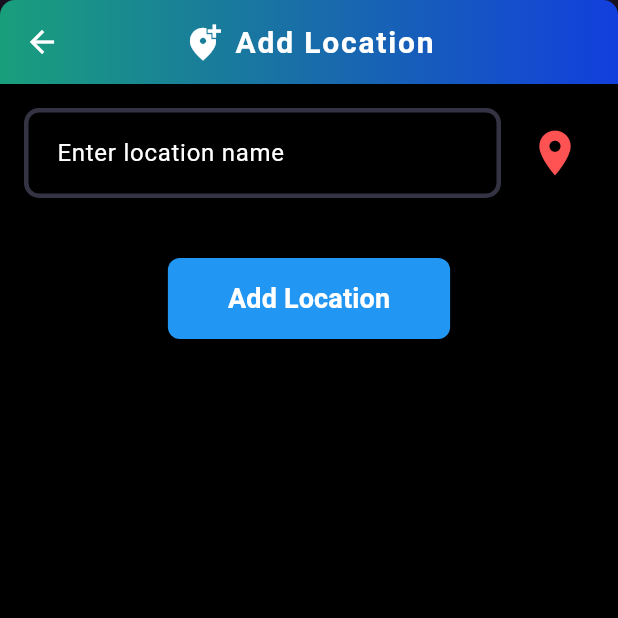
After one commit to EdrinBiju/EvoRoute, a Flutter app: the AdminPage screen opened by its route, after a tap on "Add Location", on a phone screen of 412 x 824 dp, the top half of it. The commit adds this screen. Run offline on Flutter 3.47's test engine with Material 3 defaults, Android fonts, the phone set to English and light mode, and no system bars; our stand-ins replace flutter_map, geolocator, latlong2; missing offline and left inert: flutter_map_cancellable_tile_provider.

Commit message:
updated admin panel

```diff
--- /dev/null
+++ b/frontend/lib/Pages/Admin/addlocation.dart
@@ -0,0 +1,209 @@
+import 'package:flutter/material.dart';
+import 'package:flutter_map/flutter_map.dart';
+import 'package:frontend/core/theme/theme.dart';
+import 'package:latlong2/latlong.dart';
+import 'package:frontend/core/constants/constant.dart';
+import 'package:http/http.dart' as http;
+import 'dart:convert';
+
+class AddLocationPage extends StatefulWidget {
+  @override
+  _AddLocationPageState createState() => _AddLocationPageState();
+}
+
+class _AddLocationPageState extends State<AddLocationPage> {
+  final TextEditingController _locationController = TextEditingController();
+  LatLng? _selectedLocation;
+  final MapController _mapController = MapController(); // Initialize MapController
+
+  void _openMap() async {
+    final result = await Navigator.push(
+      context,
+      MaterialPageRoute(builder: (context) => SelectLocationPage()),
+    );
+
+    if (result != null && mounted) {
+      setState(() {
+        _selectedLocation = result;
+        Future.delayed(Duration(milliseconds: 300), () {
+          _mapController.move(_selectedLocation!, 14.0); // Move map after update
+        });
+      });
+    }
+  }
+
+  void _addLocation() async {
+    if (_locationController.text.isEmpty || _selectedLocation == null) return;
+
+    final response = await http.post(
+      Uri.parse('$url/addlocation'),
+      body: jsonEncode({
+        'name': _locationController.text,
+        'latitude': _selectedLocation!.latitude,
+        'longitude': _selectedLocation!.longitude,
+      }),
+      headers: {'Content-Type': 'application/json'},
+    );
+
+    if (response.statusCode == 200) {
+      ScaffoldMessenger.of(context).showSnackBar(
+        SnackBar(content: Text('Location added successfully'), backgroundColor: Colors.green),
+      );
+      _locationController.clear();
+      setState(() => _selectedLocation = null);
+    } else {
+      ScaffoldMessenger.of(context).showSnackBar(
+        SnackBar(content: Text('Failed to add location'), backgroundColor: Colors.red),
+      );
+    }
+  }
+
+  @override
+  Widget build(BuildContext context) {
+    return Scaffold(
+      appBar: AppBar(
+        centerTitle: true,
+        elevation: 8, // Adds a subtle shadow effect
+        title: Row(
+          mainAxisSize: MainAxisSize.min, // Keeps it compact
+          children: [
+            Icon(Icons.add_location_alt, color: Colors.white, size: 26), // Bus icon
+            SizedBox(width: 8),
+            Text(
+              'Add Location',
+              style: TextStyle(fontSize: 20, fontWeight: FontWeight.bold, letterSpacing: 1.2),
+            ),
+          ],
+        ),
+        flexibleSpace: Container(
+          decoration: const BoxDecoration(
+            gradient: AppTheme.darkThemeGradient, // Maintains dark theme
+            borderRadius: BorderRadius.vertical(top: Radius.circular(10)), // Slight curve
+          ),
+        ),
+      ),
+      body: Padding(
+        padding: const EdgeInsets.all(16.0),
+        child: Column(
+          crossAxisAlignment: CrossAxisAlignment.start,
+          children: [
+            Row(
+              children: [
+                Expanded(
+                  child: TextField(
+                    controller: _locationController,
+                    decoration: InputDecoration(
+                      hintText: 'Enter location name',
+                      border: OutlineInputBorder(borderRadius: BorderRadius.circular(8)),
+                    ),
+                  ),
+                ),
+                SizedBox(width: 10),
+                IconButton(
+                  icon: Icon(Icons.location_on, color: Colors.redAccent, size: 36),
+                  onPressed: _openMap,
+                ),
+              ],
+            ),
+            SizedBox(height: 20),
+            if (_selectedLocation != null)
+              ClipRRect(
+                borderRadius: BorderRadius.circular(12),
+                child: Container(
+                  height: 400,
+                  decoration: BoxDecoration(border: Border.all(color: Colors.black12)),
+                  child: FlutterMap(
+                    mapController: _mapController, // Assign MapController here
+                    options: MapOptions(
+                      center: _selectedLocation!,
+                      zoom: 14.0,
+                    ),
+                    children: [
+                      TileLayer(
+                        urlTemplate: 'https://{s}.tile.openstreetmap.org/{z}/{x}/{y}.png',
+                        subdomains: ['a', 'b', 'c'],
+                      ),
+                      MarkerLayer(
+                        markers: [
+                          Marker(
+                            point: _selectedLocation!,
+                            width: 40,
+                            height: 40,
+                            child: Icon(Icons.location_on, color: Colors.red, size: 40),
+                          ),
+                        ],
+                      ),
+                    ],
+                  ),
+                ),
+              ),
+            SizedBox(height: 20),
+            Center(
+              child: ElevatedButton(
+                style: ElevatedButton.styleFrom(
+                  padding: EdgeInsets.symmetric(vertical: 14, horizontal: 40),
+                  shape: RoundedRectangleBorder(borderRadius: BorderRadius.circular(8)),
+                  backgroundColor: Colors.blue,
+                  foregroundColor: Colors.white,
+                ),
+                onPressed: _addLocation,
+                child: Text('Add Location', style: TextStyle(fontSize: 18, fontWeight: FontWeight.bold)),
+              ),
+            ),
+          ],
+        ),
+      ),
+    );
+  }
+}
+
+class SelectLocationPage extends StatefulWidget {
+  @override
+  _SelectLocationPageState createState() => _SelectLocationPageState();
+}
+
+class _SelectLocationPageState extends State<SelectLocationPage> {
+  LatLng? _selectedPoint;
+
+  @override
+  Widget build(BuildContext context) {
+    return Scaffold(
+      appBar: AppBar(title: Text("Select Location")),
+      body: FlutterMap(
+        options: MapOptions(
+          center: LatLng(10.8505, 76.2711),
+          zoom: 6.0,
+          onTap: (_, latLng) {
+            setState(() => _selectedPoint = latLng);
+          },
+        ),
+        children: [
+          TileLayer(
+            urlTemplate: 'https://{s}.tile.openstreetmap.org/{z}/{x}/{y}.png',
+            subdomains: ['a', 'b', 'c'],
+          ),
+          if (_selectedPoint != null)
+            MarkerLayer(
+              markers: [
+                Marker(
+                  point: _selectedPoint!,
+                  width: 40,
+                  height: 40,
+                  child: Icon(Icons.location_on, color: Colors.red, size: 40),
+                ),
+              ],
+            ),
+        ],
+      ),
+      floatingActionButton: FloatingActionButton(
+        backgroundColor: Colors.blueAccent,
+        child: Icon(Icons.check, color: Colors.white),
+        onPressed: () {
+          if (_selectedPoint != null) {
+            Navigator.pop(context, _selectedPoint);
+          }
+        },
+      ),
+    );
+  }
+}
--- a/frontend/lib/Pages/Admin/admin.dart
+++ b/frontend/lib/Pages/Admin/admin.dart
@@ -1,4 +1,5 @@
 import 'package:flutter/material.dart';
+import 'package:frontend/core/theme/theme.dart';
 
 class AdminPage extends StatelessWidget {
   const AdminPage({super.key});
@@ -7,12 +8,81 @@ class AdminPage extends StatelessWidget {
   Widget build(BuildContext context) {
     return Scaffold(
       appBar: AppBar(
-        title: const Text('Admin Page'),
-        centerTitle: true, // Centers the title
-        backgroundColor: Colors.blue, // Customize the AppBar color
+        centerTitle: true,
+        elevation: 8, // Adds depth
+        title: Row(
+          mainAxisSize: MainAxisSize.min,
+          children: [
+            Icon(Icons.admin_panel_settings_outlined, color: Colors.white, size: 26), // Admin icon
+            SizedBox(width: 8),
+            Text(
+              'Admin Dashboard',
+              style: TextStyle(fontSize: 20, fontWeight: FontWeight.bold, letterSpacing: 1.2),
+            ),
+          ],
+        ),
+        flexibleSpace: Container(
+          decoration: const BoxDecoration(
+            gradient: AppTheme.darkThemeGradient,
+            borderRadius: BorderRadius.vertical(top: Radius.circular(10)),
+          ),
+        ),
       ),
-      body: const Center(
-        child: Text(''), // Empty body
+      body: Padding(
+        padding: const EdgeInsets.all(16.0),
+        child: GridView.count(
+          crossAxisCount: 2,
+          crossAxisSpacing: 16,
+          mainAxisSpacing: 16,
+          children: [
+            _buildAdminCard(context, 'View Users', Icons.group, Colors.blue, '/viewUsers'),
+            _buildAdminCard(context, 'Add Location', Icons.add_location_alt, Colors.green, '/addLocation'),
+            _buildAdminCard(context, 'Delete Location', Icons.wrong_location, Colors.red, '/deleteLocation'),
+            _buildAdminCard(context, 'Update Location', Icons.edit_location_alt, Colors.orange, '/updateLocation'),
+            _buildAdminCard(context, 'Add Staff', Icons.person_add, Colors.green, '/addStaff'),
+            _buildAdminCard(context, 'View Staffs', Icons.badge, Colors.blue, '/viewStaffs'),
+            _buildAdminCard(context, 'Add Bus', Icons.directions_bus, Colors.green, '/addBus'),
+            _buildAdminCard(context, 'Delete Bus', Icons.delete_forever, Colors.red, '/deleteBus'),
+          ],
+        ),
+      ),
+    );
+  }
+
+  Widget _buildAdminCard(BuildContext context, String title, IconData icon, Color color, String route) {
+    return GestureDetector(
+      onTap: () => Navigator.pushNamed(context, route),
+      child: Container(
+        margin: const EdgeInsets.all(8.0), // Ensures shadow visibility
+        padding: const EdgeInsets.symmetric(vertical: 20),
+        decoration: BoxDecoration(
+          color: Colors.black87,
+          borderRadius: BorderRadius.circular(15),
+          boxShadow: [
+            BoxShadow(
+              color: color.withOpacity(0.6),
+              blurRadius: 5,
+              // spreadRadius: 2,
+              offset: Offset(2, 4),
+            ),
+          ],
+        ),
+        child: Column(
+          mainAxisAlignment: MainAxisAlignment.center,
+          children: [
+            Icon(icon, size: 40, color: color),
+            SizedBox(height: 10),
+            Text(
+              title,
+              textAlign: TextAlign.center,
+              style: TextStyle(
+                color: Colors.white,
+                fontSize: 16,
+                fontWeight: FontWeight.w600,
+              ),
+            ),
+          ],
+        ),
       ),
     );
   }
--- a/frontend/lib/Pages/Employee/Delete/deleteroute.dart
+++ b/frontend/lib/Pages/Employee/Delete/deleteroute.dart
@@ -24,7 +24,7 @@ class _DeleteRoutePageState extends State<DeleteRoutePage> {
 
   Future<void> _fetchBuses() async {
     try {
-      final response = await http.get(Uri.parse("$url/allbuses"));
+      final response = await http.get(Uri.parse("$url/allroutes"));
       if (response.statusCode == 200) {
         setState(() {
           busRoutes = jsonDecode(response.body)['data']; // Extracting data array
--- a/frontend/lib/Pages/Employee/Update/listroute.dart
+++ b/frontend/lib/Pages/Employee/Update/listroute.dart
@@ -17,7 +17,7 @@ class ListRoutePage extends StatefulWidget {
 class _ListRoutePageState extends State<ListRoutePage> {
   List<dynamic> busRoutes = [];
   bool isLoading = true;
-  final String apiUrl = "$url/allbuses"; // API endpoint
+  final String apiUrl = "$url/allroutes"; // API endpoint
 
   @override
   void initState() {
--- a/frontend/lib/Pages/Users/Buses/find_bus.dart
+++ b/frontend/lib/Pages/Users/Buses/find_bus.dart
@@ -122,7 +122,7 @@ class FindBusPage extends StatelessWidget {
                             children: [
                               Expanded(
                                 child: Text(
-                                  'Type: $type',
+                                  '$type',
                                   style: Theme.of(context).textTheme.bodyLarge?.copyWith(
                                         color: Colors.blueAccent,
                                       ),
```
Also changed, not shown: frontend/lib/Pages/Admin/viewallstaffs.dart (added, +162 -0 lines), frontend/lib/Pages/Admin/viewallusers.dart (added, +162 -0 lines), frontend/lib/main.dart (+8 -1 lines), 1 other file.
